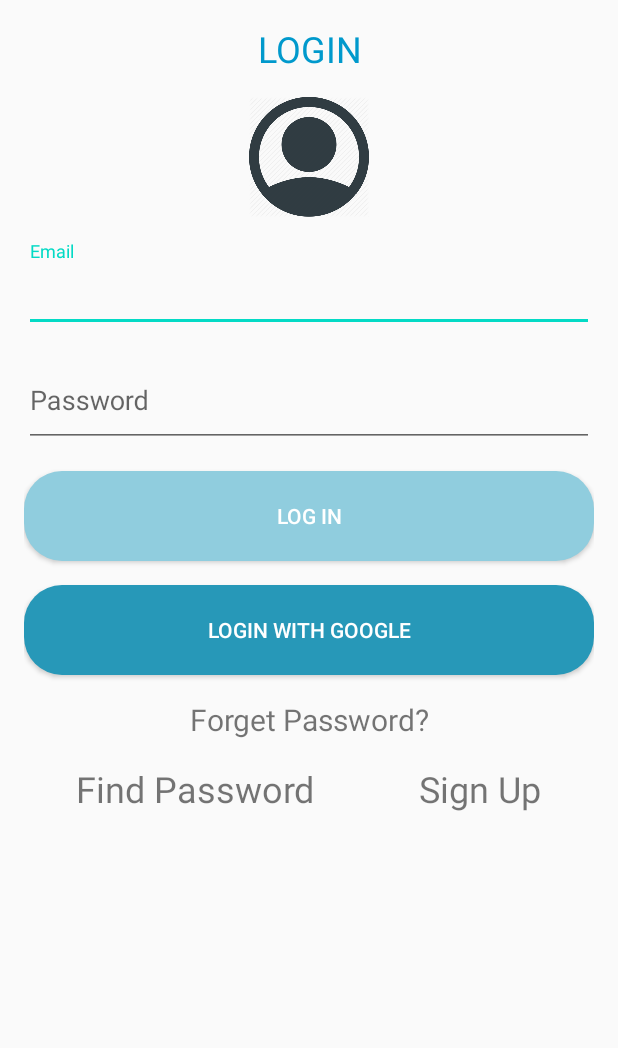
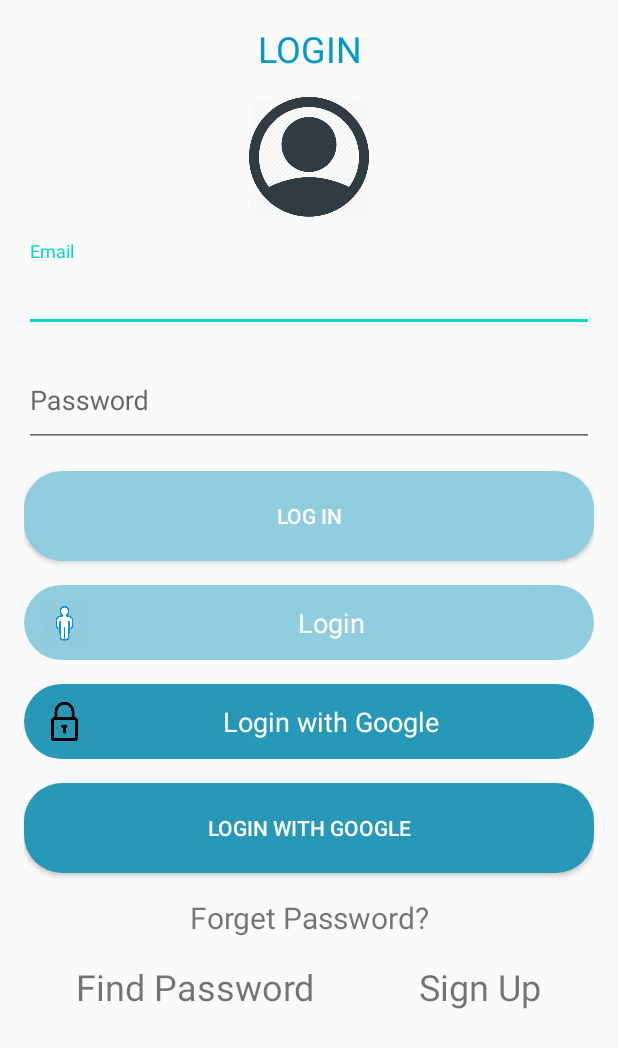
Before and after one commit to hackorKR/Android-personal-library, an Android app: the layout activity_login.xml on its own in the app's theme, with its tools: preview values and no code run, on a phone screen of 412 x 824 dp. Shown: the top 1048 px of the screen. Run offline under Robolectric (Android 15) with nearby library versions, the phone set to English and light mode, and no system bars; network calls fail.

Commit message:
second_commit

```diff
--- a/Android Project/app/build.gradle
+++ b/Android Project/app/build.gradle
@@ -28,7 +28,11 @@ dependencies {
     //noinspection GradleCompatible
     implementation 'com.android.support:appcompat-v7:28.0.0'
     implementation 'com.android.support:design:28.0.0'
+    implementation 'com.android.support:recyclerview-v7:28.0.0'
+    implementation 'com.android.support:cardview-v7:28.0.0'
+    implementation 'com.facebook.fresco:fresco:1.11.0'
     implementation 'com.android.support.constraint:constraint-layout:1.1.3'
+    implementation 'com.android.volley:volley:1.1.1'
     testImplementation 'junit:junit:4.12'
     androidTestImplementation 'com.android.support.test:runner:1.0.2'
     androidTestImplementation 'com.android.support.test.espresso:espresso-core:3.0.2'
--- a/Android Project/app/src/main/res/drawable/btn_darkblue.xml
+++ b/Android Project/app/src/main/res/drawable/btn_darkblue.xml
@@ -3,7 +3,7 @@
 
     <item android:state_pressed="true">
         <shape android:shape="rectangle">
-            <solid android:color = "#ffff00">
+            <solid android:color = "@color/colorYellow">
 
             </solid>
             <corners android:radius="25dp" >
@@ -14,7 +14,7 @@
 
     <item android:state_enabled = "true">
         <shape android:shape="rectangle">
-            <solid android:color = "#2798b8">
+            <solid android:color = "@color/colorDarkBlue">
 
             </solid>
             <corners android:radius="25dp" >
@@ -25,7 +25,7 @@
 
     <item android:state_enabled="false">
         <shape android:shape="rectangle">
-            <solid android:color = "#777777">
+            <solid android:color = "@color/colorGray">
 
             </solid>
             <corners android:radius="25dp" >
--- a/Android Project/app/src/main/res/drawable/btn_lightblue.xml
+++ b/Android Project/app/src/main/res/drawable/btn_lightblue.xml
@@ -3,7 +3,7 @@
 
     <item android:state_pressed="true"> //눌렸을때
         <shape android:shape="rectangle">
-            <solid android:color = "#ffff00">
+            <solid android:color = "@color/colorYellow">
 
             </solid>
             <corners android:radius="25dp" >
@@ -14,7 +14,7 @@
 
     <item android:state_enabled = "true"> //평상시
         <shape android:shape="rectangle">
-            <solid android:color = "#90cdde">
+            <solid android:color = "@color/colorLightBlue">
 
             </solid>
             <corners android:radius="25dp" >
@@ -25,7 +25,7 @@
 
     <item android:state_enabled="false"> //버튼을 사용할 수 없을 때
         <shape android:shape="rectangle">
-            <solid android:color = "#777777">
+            <solid android:color = "@color/colorGray">
 
             </solid>
             <corners android:radius="25dp" >
--- a/Android Project/app/src/main/res/layout/activity_login.xml
+++ b/Android Project/app/src/main/res/layout/activity_login.xml
@@ -1,11 +1,16 @@
 <?xml version="1.0" encoding="utf-8"?>
-<LinearLayout xmlns:android="http://schemas.android.com/apk/res/android"
+<ScrollView
+    xmlns:android="http://schemas.android.com/apk/res/android"
     xmlns:app="http://schemas.android.com/apk/res-auto"
     xmlns:tools="http://schemas.android.com/tools"
     android:layout_width="match_parent"
     android:layout_height="match_parent"
+    tools:context=".MainActivity"
+    >
+    <LinearLayout
+        android:layout_width="match_parent"
+        android:layout_height="match_parent"
         android:orientation="vertical"
-    tools:context=".MainActivity"
         android:paddingLeft="16dp"
         android:paddingRight="16dp"
         android:paddingTop="16dp"
@@ -64,16 +69,77 @@
         </android.support.design.widget.TextInputLayout>
 
         <Button
-        android:id="@+id/Button_login"
             android:layout_width="match_parent"
             android:layout_height="60dp"
             android:background="@drawable/btn_lightblue"
             android:text="Log In"
             android:textColor="#ffffff"
             android:layout_marginBottom="16dp"
-
             />
 
+        <LinearLayout
+            android:id="@+id/LinearLayout_login"
+            android:layout_width="match_parent"
+            android:layout_height="50dp"
+            android:orientation="horizontal"
+            android:gravity="center"
+            android:background="@drawable/btn_lightblue"
+            android:paddingLeft="12dp"
+            android:paddingRight="12dp"
+            android:weightSum="1"
+            android:layout_marginBottom="16dp"
+            >
+            <ImageView
+                android:layout_width="30dp"
+                android:layout_height="30dp"
+                android:background="@null"
+                android:src="@drawable/ic_login_hu"
+                android:gravity="center"/>
+
+            <TextView
+                android:layout_width="0dp"
+                android:layout_height="50dp"
+                android:textColor="@color/colorWhite"
+                android:stateListAnimator="@null"
+                android:gravity="center"
+                android:layout_weight="1"
+                android:text="Login"
+                android:textSize="18dp"
+                />
+
+        </LinearLayout>
+
+        <LinearLayout
+            android:layout_width="match_parent"
+            android:layout_height="50dp"
+            android:orientation="horizontal"
+            android:gravity="center"
+            android:background="@drawable/btn_darkblue"
+            android:paddingLeft="12dp"
+            android:paddingRight="12dp"
+            android:clickable="true"
+            android:weightSum="1"
+            android:layout_marginBottom="16dp"
+            >
+            <ImageView
+                android:layout_width="30dp"
+                android:layout_height="30dp"
+                android:background="@null"
+                android:src="@drawable/ic_password_hu"
+                android:gravity="center"/>
+
+            <TextView
+                android:layout_width="0dp"
+                android:layout_height="50dp"
+                android:textColor="@color/colorWhite"
+                android:stateListAnimator="@null"
+                android:gravity="center"
+                android:layout_weight="1"
+                android:text="Login with Google"
+                android:textSize="18dp"
+                />
+
+        </LinearLayout>
 
         <Button
             android:layout_width="match_parent"
@@ -93,11 +159,13 @@
             android:layout_marginBottom="16dp"
             />
 
+
         <LinearLayout
             android:layout_width="match_parent"
             android:layout_height="wrap_content"
             android:orientation="horizontal"
-        android:weightSum="10">
+            android:weightSum="10"
+            android:layout_marginBottom="32dp">
 
             <TextView
                 android:layout_width="wrap_content"
@@ -118,3 +186,4 @@
                 android:textSize="24sp" />
         </LinearLayout>
     </LinearLayout>
+</ScrollView>
--- a/Android Project/app/src/main/res/values/colors.xml
+++ b/Android Project/app/src/main/res/values/colors.xml
@@ -7,4 +7,5 @@
     <color name="colorDarkBlue">#2798b8</color>
     <color name="colorGray">#777777</color>
     <color name="colorYellow">#ffff00</color>
+    <color name="colorWhite">#ffffff </color>
 </resources>
```
Also changed, not shown: Android Project/app/src/main/AndroidManifest.xml (+11 -2 lines), Android Project/app/src/main/java/com/example/first_application/LoginResultActivity.java (added, +31 -0 lines), Android Project/app/src/main/java/com/example/first_application/MainActivity.java (+68 -9 lines), Android Project/app/src/main/java/com/example/first_application/MyAdapter.java (added, +80 -0 lines), Android Project/app/src/main/java/com/example/first_application/NewsActivity.java (added, +111 -0 lines), Android Project/app/src/main/java/com/example/first_application/NewsData.java (added, +36 -0 lines), Android Project/app/src/main/java/com/example/first_application/SampleData.java (deleted, +0 -27 lines), Android Project/app/src/main/res/layout/activity_linearlayout_vertical.xml (deleted, +0 -149 lines), Android Project/app/src/main/res/layout/activity_main.xml (added, +14 -0 lines), Android Project/app/src/main/res/layout/activity_news.xml (added, +17 -0 lines), Android Project/app/src/main/res/layout/row_news.xml (added, +67 -0 lines), Android Project/app/src/main/res/drawable/ic_login_hu.png (added), Android Project/app/src/main/res/drawable/ic_password_hu.png (added). Lines whose indentation alone changed are shown as unchanged.
